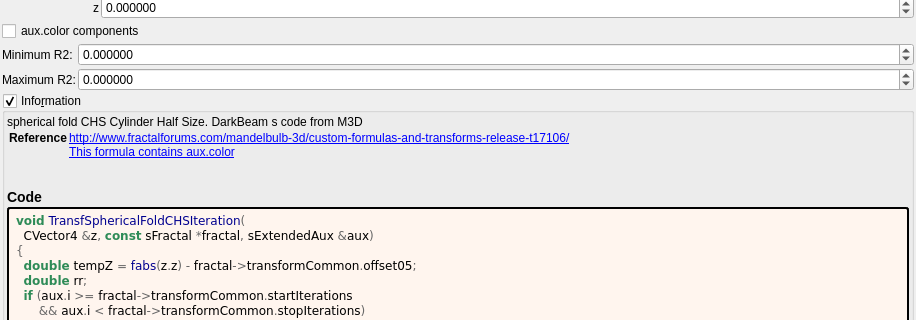
Qt form mandelbulber2/formula/ui/transf_spherical_fold_chs.ui (buddhi1980/mandelbulber2) before a commit; both pictures show x 0 to 916 and y 253 to 573 of the 916 by 1296 pixel window.
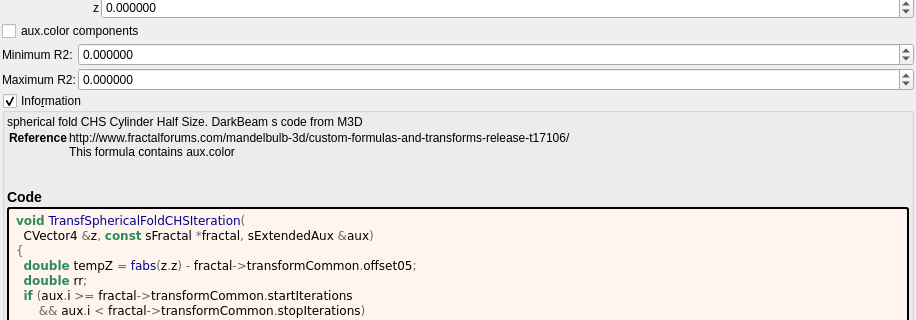
The same form after that commit. Custom widgets are drawn as their Qt base class.

Commit message:
docs: show fractalforums.com formula references as text
fractalforums.com is only partly online; fractalforums.org keeps a read-only
copy and the active forum. The formula information boxes now show
fractalforums.com references (and the wrapped lines that continue them) as
plain text. The links that remain are closed with </a>, which the generator
never wrote. The formula/ui files are regenerated with
tools/populate_ui_information.py.

```diff
--- a/mandelbulber2/formula/ui/transf_spherical_fold_chs.ui
+++ b/mandelbulber2/formula/ui/transf_spherical_fold_chs.ui
@@ -564,8 +564,8 @@
        <widget class="QLabel" name="label_information_general">
         <property name="text">
          <string notr="true">&lt;p&gt;spherical fold CHS Cylinder Half Size. DarkBeam s code from M3D&lt;/p&gt;&lt;table&gt;
-&lt;tr&gt;&lt;th&gt;Reference&lt;/th&gt;&lt;td&gt;&lt;a href=&quot;http://www.fractalforums.com/mandelbulb-3d/custom-formulas-and-transforms-release-t17106/&quot;&gt;http://www.fractalforums.com/mandelbulb-3d/custom-formulas-and-transforms-release-t17106/&lt;br&gt;
-&lt;a href=&quot;This formula contains aux.color&quot;&gt;This formula contains aux.color&lt;br&gt;
+&lt;tr&gt;&lt;th&gt;Reference&lt;/th&gt;&lt;td&gt;http://www.fractalforums.com/mandelbulb-3d/custom-formulas-and-transforms-release-t17106/&lt;br&gt;
+&lt;a href=&quot;This formula contains aux.color&quot;&gt;This formula contains aux.color&lt;/a&gt;&lt;br&gt;
 &lt;/td&gt;&lt;/tr&gt;
 &lt;/table&gt;
 &lt;h3&gt;Code&lt;/h3&gt;</string>
```
The commit also changes 202 other files.
